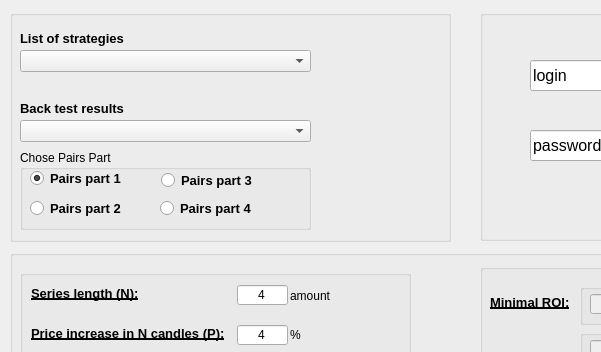
First picture: the form in design.ui, repository Murd1976/Crypto_UI, before the edit; both pictures show x 0 to 601 and y 0 to 352 of the 900 by 895 pixel window.
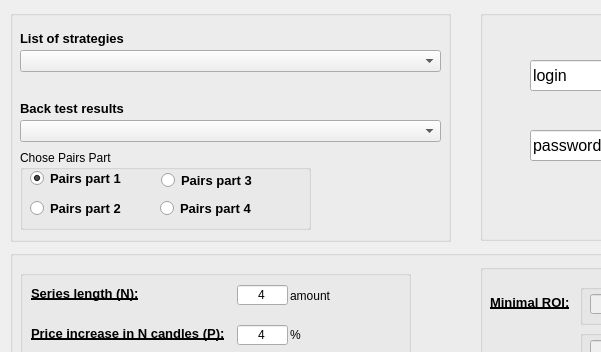
Second picture: the form after the edit.

Patch:
```diff
--- a/design.ui
+++ b/design.ui
@@ -10,6 +10,12 @@
     <height>895</height>
    </rect>
   </property>
+  <property name="sizePolicy">
+   <sizepolicy hsizetype="Fixed" vsizetype="Preferred">
+    <horstretch>0</horstretch>
+    <verstretch>0</verstretch>
+   </sizepolicy>
+  </property>
   <property name="windowTitle">
    <string>Trading Test</string>
   </property>
@@ -45,6 +51,12 @@
       <height>232</height>
      </rect>
     </property>
+    <property name="sizePolicy">
+     <sizepolicy hsizetype="Fixed" vsizetype="Fixed">
+      <horstretch>0</horstretch>
+      <verstretch>0</verstretch>
+     </sizepolicy>
+    </property>
     <property name="title">
      <string/>
     </property>
@@ -53,7 +65,7 @@
       <rect>
        <x>10</x>
        <y>40</y>
-       <width>291</width>
+       <width>421</width>
        <height>22</height>
       </rect>
      </property>
@@ -86,7 +98,7 @@
       <rect>
        <x>10</x>
        <y>110</y>
-       <width>291</width>
+       <width>421</width>
        <height>22</height>
       </rect>
      </property>
```
Left out of the diff: 18 changed lines with no effect on the pictures.
